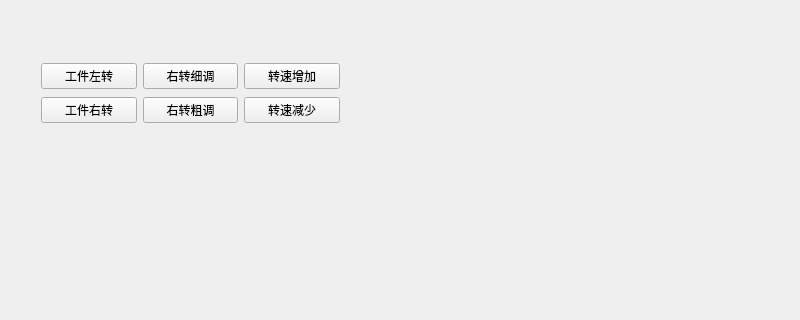
Before: the Qt Designer form Graduation_Project/Center_Controller/Src/ringmold/ringmold.ui in JBCbobo/wireless-human-computer-interaction-system, drawn with Qt 5.
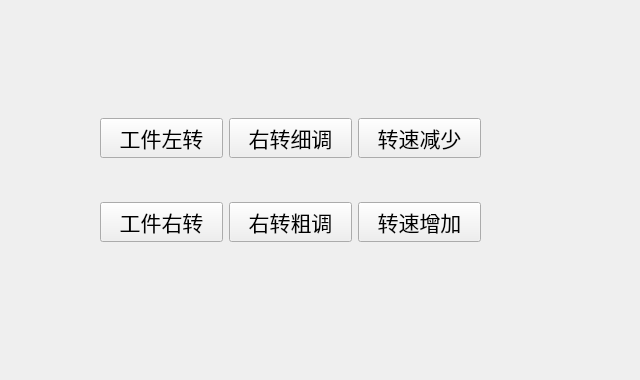
After: the same form once the commit is applied.

Diff of the .ui file:
```diff
--- a/Graduation_Project/Center_Controller/Src/ringmold/ringmold.ui
+++ b/Graduation_Project/Center_Controller/Src/ringmold/ringmold.ui
@@ -6,8 +6,8 @@
    <rect>
     <x>0</x>
     <y>0</y>
-    <width>800</width>
-    <height>320</height>
+    <width>640</width>
+    <height>380</height>
    </rect>
   </property>
   <property name="windowTitle">
@@ -16,52 +16,82 @@
   <widget class="QWidget" name="">
    <property name="geometry">
     <rect>
-     <x>41</x>
-     <y>61</y>
-     <width>299</width>
-     <height>66</height>
+     <x>100</x>
+     <y>80</y>
+     <width>381</width>
+     <height>201</height>
     </rect>
    </property>
    <layout class="QGridLayout" name="gridLayout">
     <item row="0" column="0">
-     <widget class="QPushButton" name="pushButton">
+     <widget class="QPushButton" name="pushButton_turnleft">
+      <property name="font">
+       <font>
+        <pointsize>16</pointsize>
+       </font>
+      </property>
       <property name="text">
        <string>工件左转</string>
       </property>
      </widget>
     </item>
     <item row="0" column="1">
-     <widget class="QPushButton" name="pushButton_3">
+     <widget class="QPushButton" name="pushButton_fine">
+      <property name="font">
+       <font>
+        <pointsize>16</pointsize>
+       </font>
+      </property>
       <property name="text">
        <string>右转细调</string>
       </property>
      </widget>
     </item>
     <item row="0" column="2">
-     <widget class="QPushButton" name="pushButton_5">
+     <widget class="QPushButton" name="pushButton_reduce">
+      <property name="font">
+       <font>
+        <pointsize>16</pointsize>
+       </font>
+      </property>
       <property name="text">
-       <string>转速增加</string>
+       <string>转速减少</string>
       </property>
      </widget>
     </item>
     <item row="1" column="0">
-     <widget class="QPushButton" name="pushButton_2">
+     <widget class="QPushButton" name="pushButton_turnright">
+      <property name="font">
+       <font>
+        <pointsize>16</pointsize>
+       </font>
+      </property>
       <property name="text">
        <string>工件右转</string>
       </property>
      </widget>
     </item>
     <item row="1" column="1">
-     <widget class="QPushButton" name="pushButton_4">
+     <widget class="QPushButton" name="pushButton_coarse">
+      <property name="font">
+       <font>
+        <pointsize>16</pointsize>
+       </font>
+      </property>
       <property name="text">
        <string>右转粗调</string>
       </property>
      </widget>
     </item>
     <item row="1" column="2">
-     <widget class="QPushButton" name="pushButton_6">
+     <widget class="QPushButton" name="pushButton_increas">
+      <property name="font">
+       <font>
+        <pointsize>16</pointsize>
+       </font>
+      </property>
       <property name="text">
-       <string>转速减少</string>
+       <string>转速增加</string>
       </property>
      </widget>
     </item>
```
Left out of the diff: 8 changed lines with no effect on the pictures.
